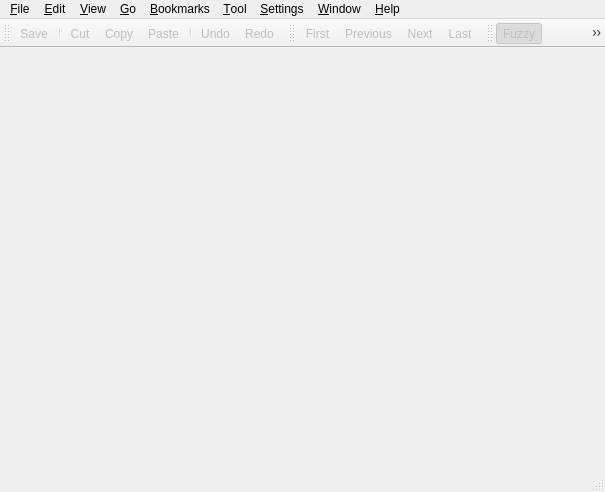
Old version of the form pootling/ui/MainEditor.ui in the repository cc-archive/pootle.
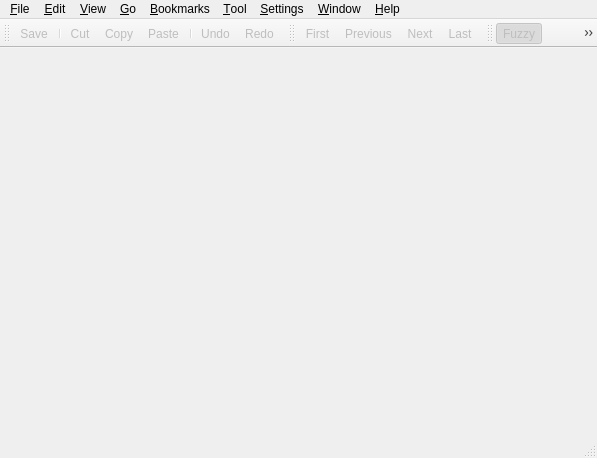
New version of the form. Icons and pictures are not drawn.

```diff
--- a/pootling/ui/MainEditor.ui
+++ b/pootling/ui/MainEditor.ui
@@ -8,8 +8,8 @@
    <rect>
     <x>0</x>
     <y>0</y>
-    <width>605</width>
-    <height>492</height>
+    <width>597</width>
+    <height>458</height>
    </rect>
   </property>
   <property name="sizePolicy" >
@@ -47,17 +47,10 @@
     <rect>
      <x>0</x>
      <y>0</y>
-     <width>605</width>
-     <height>30</height>
+     <width>597</width>
+     <height>28</height>
     </rect>
    </property>
-   <widget class="QMenu" name="menuHelp" >
-    <property name="title" >
-     <string>&amp;Help</string>
-    </property>
-    <addaction name="actionAbout" />
-    <addaction name="actionAboutQT" />
-   </widget>
    <widget class="QMenu" name="menuFile" >
     <property name="title" >
      <string>&amp;File</string>
@@ -126,19 +119,6 @@
     <addaction name="separator" />
     <addaction name="actionGoTo" />
    </widget>
-   <widget class="QMenu" name="menuWindow" >
-    <property name="title" >
-     <string>&amp;Window</string>
-    </property>
-    <widget class="QMenu" name="menuToolbars" >
-     <property name="title" >
-      <string>Toolbars</string>
-     </property>
-    </widget>
-    <addaction name="separator" />
-    <addaction name="separator" />
-    <addaction name="menuToolbars" />
-   </widget>
    <widget class="QMenu" name="menuBookmark" >
     <property name="title" >
      <string>&amp;Bookmarks</string>
@@ -147,13 +127,6 @@
     <addaction name="actionClearBookmarks" />
     <addaction name="separator" />
    </widget>
-   <widget class="QMenu" name="menuSettings" >
-    <property name="title" >
-     <string>&amp;Settings</string>
-    </property>
-    <addaction name="actionPreferences" />
-    <addaction name="action_TM" />
-   </widget>
    <widget class="QMenu" name="menu_Tool" >
     <property name="title" >
      <string>&amp;Tool</string>
@@ -172,6 +145,33 @@
     <addaction name="menu_TM" />
     <addaction name="actionCatalogManager" />
    </widget>
+   <widget class="QMenu" name="menuSettings" >
+    <property name="title" >
+     <string>&amp;Settings</string>
+    </property>
+    <addaction name="actionPreferences" />
+    <addaction name="action_TM" />
+   </widget>
+   <widget class="QMenu" name="menuHelp" >
+    <property name="title" >
+     <string>&amp;Help</string>
+    </property>
+    <addaction name="actionAbout" />
+    <addaction name="actionAboutQT" />
+   </widget>
+   <widget class="QMenu" name="menuWindow" >
+    <property name="title" >
+     <string>&amp;Window</string>
+    </property>
+    <widget class="QMenu" name="menuToolbars" >
+     <property name="title" >
+      <string>&amp;Toolbars</string>
+     </property>
+    </widget>
+    <addaction name="separator" />
+    <addaction name="separator" />
+    <addaction name="menuToolbars" />
+   </widget>
    <addaction name="menuFile" />
    <addaction name="menuEdit" />
    <addaction name="menuView" />
@@ -676,7 +676,7 @@
     <iconset>../images/fuzzy.png</iconset>
    </property>
    <property name="text" >
-    <string>Fuzzy</string>
+    <string>&amp;Fuzzy</string>
    </property>
    <property name="toolTip" >
     <string>Hide/Show Fuzzy Items</string>
@@ -702,7 +702,7 @@
     <iconset>../images/translated.png</iconset>
    </property>
    <property name="text" >
-    <string>Translated</string>
+    <string>&amp;Translated</string>
    </property>
    <property name="toolTip" >
     <string>Hide/Show Translated Items</string>
@@ -728,7 +728,7 @@
     <iconset>../images/untranslated.png</iconset>
    </property>
    <property name="text" >
-    <string>Untranslated</string>
+    <string>&amp;Untranslated</string>
    </property>
    <property name="toolTip" >
     <string>Hide/Show Untranslated Items</string>
```
Left out of the diff: 43 changed lines with no effect on the pictures.
